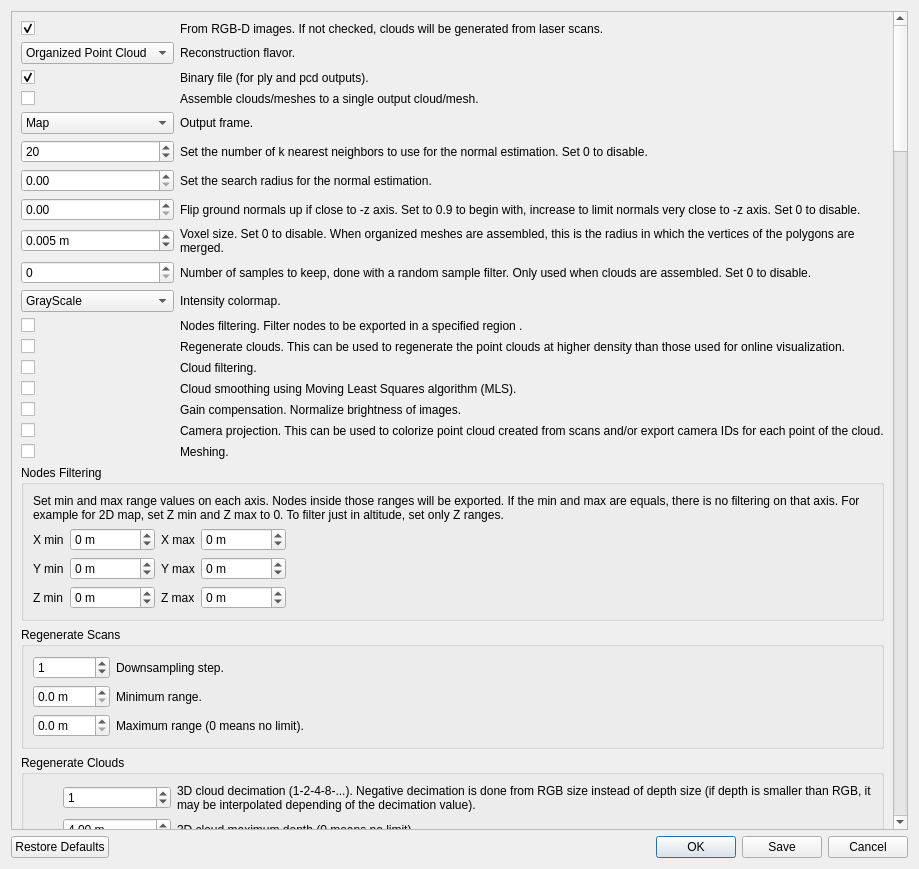
The window that guilib/src/ui/exportCloudsDialog.ui (introlab/rtabmap) describes before a commit, drawn with Qt 5.
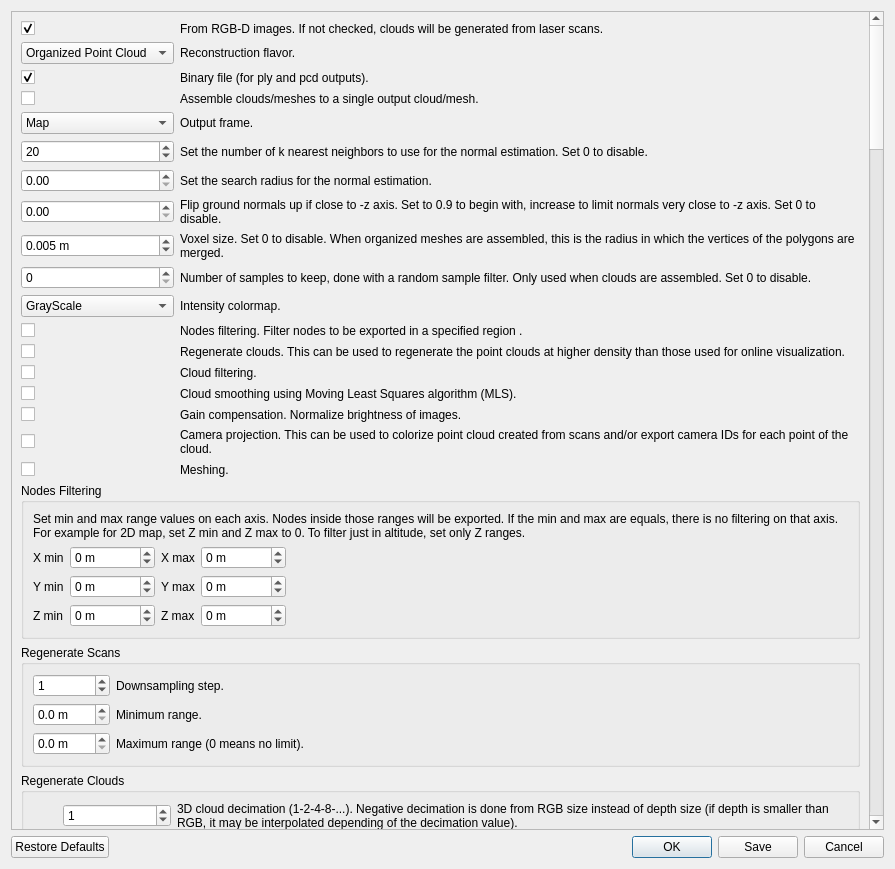
The same window after the commit.

The edit to the form file:
```diff
--- a/guilib/src/ui/exportCloudsDialog.ui
+++ b/guilib/src/ui/exportCloudsDialog.ui
@@ -6,7 +6,7 @@
    <rect>
     <x>0</x>
     <y>0</y>
-    <width>919</width>
+    <width>895</width>
     <height>869</height>
    </rect>
   </property>
@@ -23,9 +23,9 @@
       <property name="geometry">
        <rect>
         <x>0</x>
-        <y>-3199</y>
-        <width>885</width>
-        <height>6183</height>
+        <y>-2495</y>
+        <width>861</width>
+        <height>6426</height>
        </rect>
       </property>
       <layout class="QVBoxLayout" name="verticalLayout_13">
```
Left out of the diff: 258 changed lines with no effect on the pictures.
